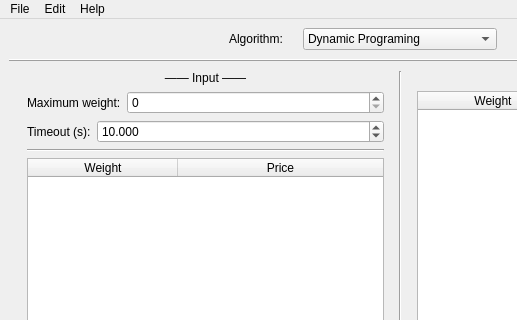
Above: UIDesign/mainwindow.ui from HT0710/CSD301_Group-1_Knapsack-problem before the change; both pictures show x 0 to 517 and y 0 to 320 of the 800 by 600 pixel window. Below: the same form after it.
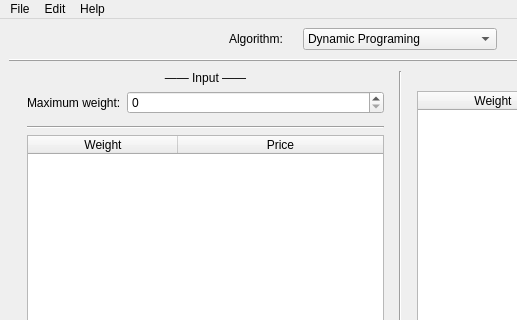
That is the form after the change. Icons and pictures are not drawn.

Diff of the .ui file:
```diff
--- a/UIDesign/mainwindow.ui
+++ b/UIDesign/mainwindow.ui
@@ -166,7 +166,7 @@
           </property>
           <item row="3" column="0">
            <widget class="QWidget" name="wg_timeOut" native="true">
-            <layout class="QHBoxLayout" name="horizontalLayout_7" stretch="0,1">
+            <layout class="QHBoxLayout" name="horizontalLayout_7" stretch="">
              <property name="leftMargin">
               <number>0</number>
              </property>
@@ -179,29 +179,6 @@
              <property name="bottomMargin">
               <number>0</number>
              </property>
-             <item>
-              <widget class="QLabel" name="lb_timeOut">
-               <property name="enabled">
-                <bool>true</bool>
-               </property>
-               <property name="text">
-                <string>Timeout (s):</string>
-               </property>
-              </widget>
-             </item>
-             <item>
-              <widget class="QDoubleSpinBox" name="spb_timeOut">
-               <property name="decimals">
-                <number>3</number>
-               </property>
-               <property name="maximum">
-                <double>100000.000000000000000</double>
-               </property>
-               <property name="value">
-                <double>10.000000000000000</double>
-               </property>
-              </widget>
-             </item>
             </layout>
            </widget>
           </item>
```
